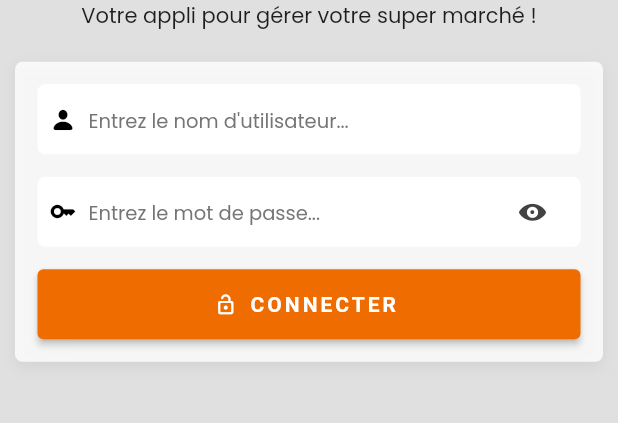
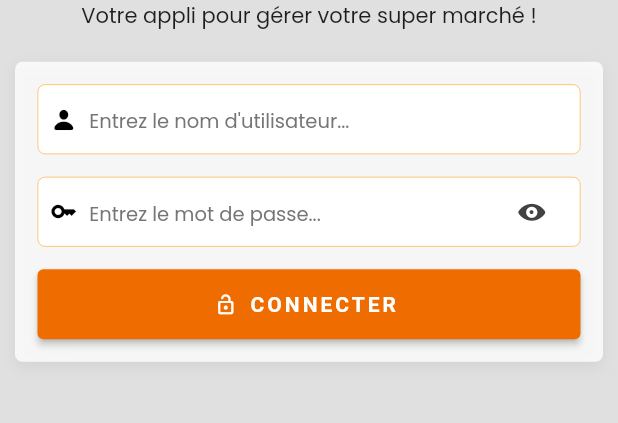
Before and after one commit to Delimond-eng/smarket, a Flutter app: the screen it shows after launch, on a phone screen of 412 x 824 dp, the part 482-905 px from its top. Run offline on Flutter 3.47's test engine with Material 2 defaults, Android fonts, the phone set to English and light mode, and no system bars; our stand-ins replace animate_do, flutter_spinkit, get, google_fonts, lottie; missing offline and left inert: virtual_keyboard_2.

```diff
--- a/lib/widgets/auth_field.dart
+++ b/lib/widgets/auth_field.dart
@@ -30,6 +30,10 @@ class _AuthFieldState extends State<AuthField> {
       decoration: BoxDecoration(
         borderRadius: BorderRadius.circular(5.0),
         color: Colors.white,
+        border: Border.all(
+          color: Colors.orange[300],
+          width: .5,
+        ),
       ),
       child: Padding(
         padding: const EdgeInsets.symmetric(horizontal: 8.0),
```
